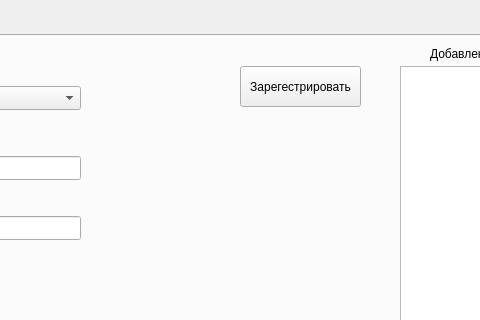
This is Remont/createdevicewindow.ui in AlexeyScherbakov2021/Remont2 as Qt 5 draws it before an edit; both pictures show x 162 to 642 and y 0 to 320 of the 888 by 516 pixel window. The edited form follows.
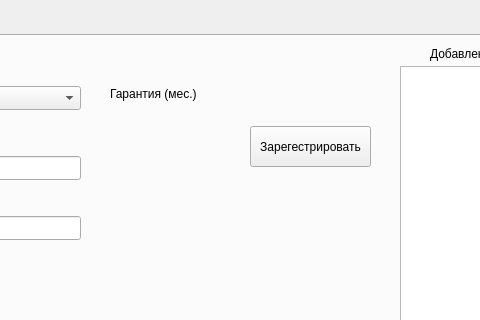
This is the edited form.

Patch:
```diff
--- a/Remont/createdevicewindow.ui
+++ b/Remont/createdevicewindow.ui
@@ -137,8 +137,8 @@
     <widget class="QPushButton" name="pbRegProduct">
      <property name="geometry">
       <rect>
-       <x>390</x>
-       <y>30</y>
+       <x>400</x>
+       <y>90</y>
        <width>121</width>
        <height>41</height>
       </rect>
@@ -160,6 +160,37 @@
       <string>-</string>
      </property>
     </widget>
+    <widget class="QLabel" name="label_4">
+     <property name="geometry">
+      <rect>
+       <x>260</x>
+       <y>50</y>
+       <width>101</width>
+       <height>16</height>
+      </rect>
+     </property>
+     <property name="text">
+      <string>Гарантия (мес.)</string>
+     </property>
+    </widget>
+    <widget class="QLabel" name="lbGarantProd">
+     <property name="geometry">
+      <rect>
+       <x>360</x>
+       <y>50</y>
+       <width>49</width>
+       <height>16</height>
+      </rect>
+     </property>
+     <property name="font">
+      <font>
+       <bold>true</bold>
+      </font>
+     </property>
+     <property name="text">
+      <string/>
+     </property>
+    </widget>
    </widget>
    <widget class="QWidget" name="tab_2">
     <attribute name="title">
```
Left out of the diff: 33 changed lines with no effect on the pictures.
